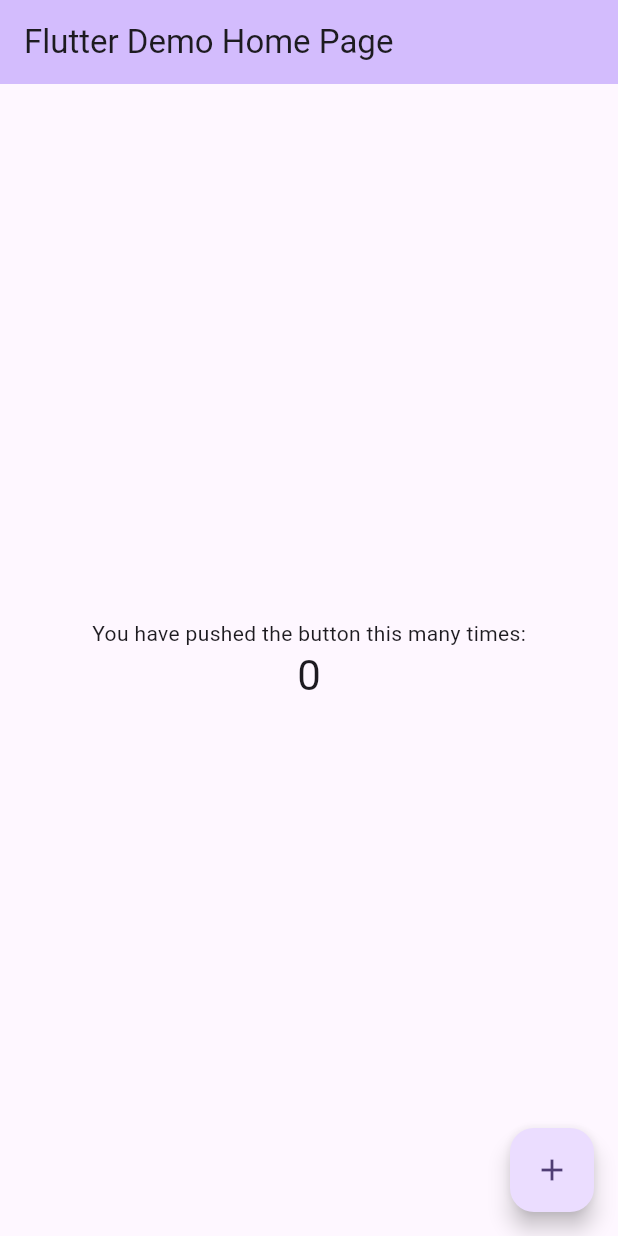
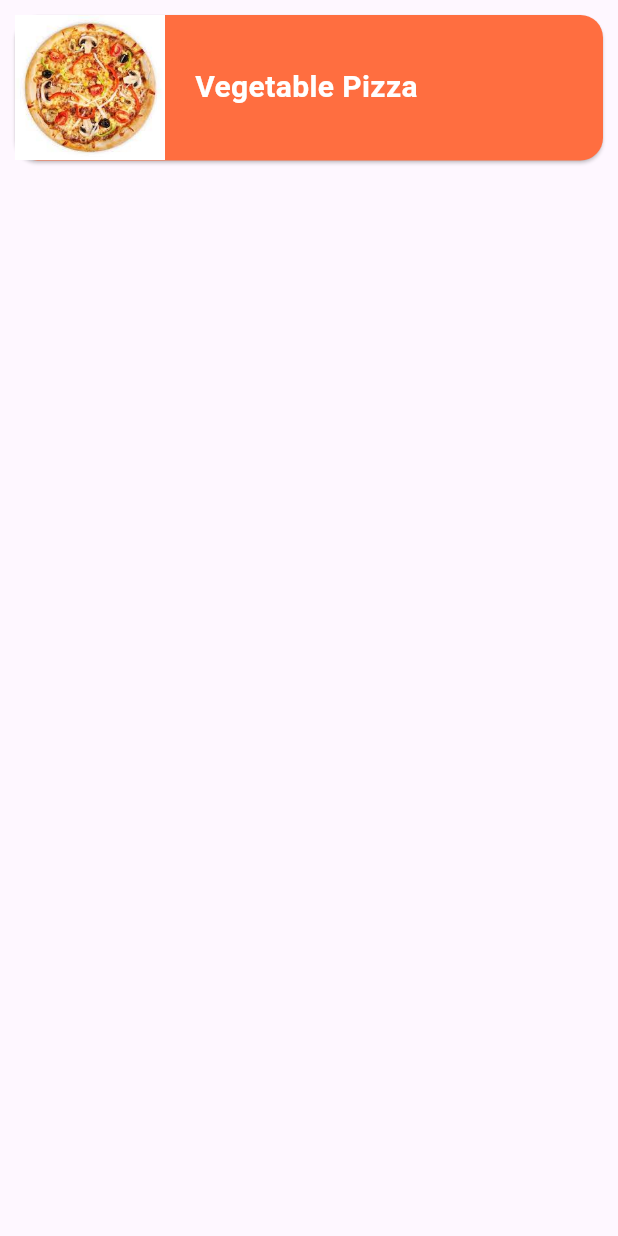
Before and after one commit to IvesJc/atc-flutter-cert, a Flutter app: the screen it shows after launch, on a phone screen of 412 x 824 dp. Run offline on Flutter 3.47's test engine with Material 3 defaults, Android fonts, the phone set to English and light mode, and no system bars.

Commit message:
feat and done lesson 5

```diff
--- a/lib/main.dart
+++ b/lib/main.dart
@@ -1,125 +1,183 @@
 import 'package:flutter/material.dart';
 
 void main() {
-  runApp(const MyApp());
+  runApp(MaterialApp(
+    home: Scaffold(
+        body: SafeArea(
+      child: Card(
+        color: Colors.deepOrangeAccent,
+        margin: EdgeInsets.all(10),
+        shape: RoundedRectangleBorder(
+          borderRadius: BorderRadius.circular(15),
+        ),
+        child: Row(children: [
+          Image.asset(
+            'images/pizza.jpg',
+            width: 100,
+          ),
+          SizedBox(width: 20,),
+          Text('Vegetable Pizza',style: TextStyle(fontSize: 20, fontWeight:
+          FontWeight.bold, color: Colors.white),)
+        ]),
+      ),
+      // child: Container(
+      //   child: Column(
+      //     children: [
+      //       Image(
+      //         width: 50,
+      //         height: 50,
+      //         image: AssetImage('images/flutter-icon.jpg'),
+      //       ),
+      //       Image(
+      //         image: NetworkImage(
+      //             'https://androidatc.com/template/style/img/Android-ATC-Logo.jpg'),
+      //       ),
+      //       Container(
+      //         transform: Matrix4.rotationZ(0.1),
+      //         decoration: BoxDecoration(
+      //             color: Colors.green, shape: BoxShape.circle),
+      //         padding: EdgeInsets.all(10),
+      //         margin: EdgeInsets.only(left: 30),
+      //         height: 70,
+      //         width: 200,
+      //         // color: Colors.grey,
+      //         child: Text('Welcome to Android ATC'),
+      //       ),
+      //       Text('Data 1'),
+      //       Text('Data 2'),
+      //       Container(
+      //         child: Text('Data 3'),
+      //         color: Colors.grey,
+      //         margin: EdgeInsets.only(left: 20),
+      //         height: 50,
+      //         width: 70,
+      //       ),
+      //       Container(
+      //         child: Text('Data 4'),
+      //         color: Colors.amber,
+      //         margin: EdgeInsets.only(left: 20),
+      //         height: 50,
+      //         width: 70,
+      //       ),
+      //       Container(
+      //         child: Icon(
+      //           Icons.shopping_cart,
+      //           size: 50,
+      //           color: Colors.green,
+      //         ),
+      //       ),
+      //       Container(
+      //         padding: EdgeInsets.fromLTRB(10, 10, 10, 10),
+      //         child: Row(
+      //           children: [
+      //             Text(
+      //               'Hellow',
+      //               style: TextStyle(fontSize: 20),
+      //             ),
+      //             Icon(Icons.settings_input_antenna)
+      //           ],
+      //         ),
+      //       ),
+      //       Padding(
+      //         padding: EdgeInsets.all(8),
+      //         child: Column(
+      //           children: [
+      //             Row(
+      //               children: [
+      //                 Container(
+      //                   child: Text(
+      //                     'Welcome to Android ATC',
+      //                     style: TextStyle(fontSize: 20),
+      //                   ),
+      //                 )
+      //               ],
+      //             )
+      //           ],
+      //         ),
+      //       ),
+      //       Row(
+      //         children: [
+      //           Text(
+      //             'ABC',
+      //             style: TextStyle(fontSize: 20),
+      //           ),
+      //           SizedBox(
+      //             width: 40,
+      //           ),
+      //           Text(
+      //             'XYZ',
+      //             style: TextStyle(fontSize: 20),
+      //           ),
+      //         ],
+      //       ),
+      //       Row(
+      //         mainAxisAlignment: MainAxisAlignment.spaceBetween,
+      //         children: [
+      //           Icon(Icons.settings),
+      //           Icon(Icons.settings),
+      //           Icon(Icons.settings),
+      //           Icon(Icons.settings),
+      //           Icon(Icons.settings),
+      //         ],
+      //       ),
+      //       Row(
+      //         mainAxisAlignment: MainAxisAlignment.spaceEvenly,
+      //         children: [
+      //           Icon(Icons.settings),
+      //           Icon(Icons.settings),
+      //           Icon(Icons.settings),
+      //           Icon(Icons.settings),
+      //           Icon(Icons.settings),
+      //         ],
+      //       ),
+      //       Row(
+      //         mainAxisAlignment: MainAxisAlignment.spaceAround,
+      //         children: [
+      //           Icon(Icons.settings),
+      //           Icon(Icons.settings),
+      //           Icon(Icons.settings),
+      //           Icon(Icons.settings),
+      //           Icon(Icons.settings),
+      //         ],
+      //       ),
+      //       Row(
+      //         mainAxisAlignment: MainAxisAlignment.start,
+      //         children: [
+      //           Icon(Icons.settings),
+      //           Icon(Icons.settings),
+      //           Icon(Icons.settings),
+      //           Icon(Icons.settings),
+      //           Icon(Icons.settings),
+      //         ],
+      //       ),
+      //       Row(
+      //         mainAxisAlignment: MainAxisAlignment.end,
+      //         children: [
+      //           Icon(Icons.settings),
+      //           Icon(Icons.settings),
+      //           Icon(Icons.settings),
+      //           Icon(Icons.settings),
+      //           Icon(Icons.settings),
+      //         ],
+      //       ),
+      //     ],
+      //   ),
+      // ),
+      // child:
+    )),
+  ));
 }
 
-class MyApp extends StatelessWidget {
+class MyApp extends StatefulWidget {
   const MyApp({super.key});
 
-  // This widget is the root of your application.
+  @override
+  State<MyApp> createState() => _MyAppState();
+}
+
+class _MyAppState extends State<MyApp> {
   @override
   Widget build(BuildContext context) {
-    return MaterialApp(
-      title: 'Flutter Demo',
-      theme: ThemeData(
-        // This is the theme of your application.
-        //
-        // TRY THIS: Try running your application with "flutter run". You'll see
-        // the application has a purple toolbar. Then, without quitting the app,
-        // try changing the seedColor in the colorScheme below to Colors.green
-        // and then invoke "hot reload" (save your changes or press the "hot
-        // reload" button in a Flutter-supported IDE, or press "r" if you used
-        // the command line to start the app).
-        //
-        // Notice that the counter didn't reset back to zero; the application
-        // state is not lost during the reload. To reset the state, use hot
-        // restart instead.
-        //
-        // This works for code too, not just values: Most code changes can be
-        // tested with just a hot reload.
-        colorScheme: ColorScheme.fromSeed(seedColor: Colors.deepPurple),
-        useMaterial3: true,
-      ),
-      home: const MyHomePage(title: 'Flutter Demo Home Page'),
-    );
+    return Container();
   }
 }
-
-class MyHomePage extends StatefulWidget {
-  const MyHomePage({super.key, required this.title});
-
-  // This widget is the home page of your application. It is stateful, meaning
-  // that it has a State object (defined below) that contains fields that affect
-  // how it looks.
-
-  // This class is the configuration for the state. It holds the values (in this
-  // case the title) provided by the parent (in this case the App widget) and
-  // used by the build method of the State. Fields in a Widget subclass are
-  // always marked "final".
-
-  final String title;
-
-  @override
-  State<MyHomePage> createState() => _MyHomePageState();
-}
-
-class _MyHomePageState extends State<MyHomePage> {
-  int _counter = 0;
-
-  void _incrementCounter() {
-    setState(() {
-      // This call to setState tells the Flutter framework that something has
-      // changed in this State, which causes it to rerun the build method below
-      // so that the display can reflect the updated values. If we changed
-      // _counter without calling setState(), then the build method would not be
-      // called again, and so nothing would appear to happen.
-      _counter++;
-    });
-  }
-
-  @override
-  Widget build(BuildContext context) {
-    // This method is rerun every time setState is called, for instance as done
-    // by the _incrementCounter method above.
-    //
-    // The Flutter framework has been optimized to make rerunning build methods
-    // fast, so that you can just rebuild anything that needs updating rather
-    // than having to individually change instances of widgets.
-    return Scaffold(
-      appBar: AppBar(
-        // TRY THIS: Try changing the color here to a specific color (to
-        // Colors.amber, perhaps?) and trigger a hot reload to see the AppBar
-        // change color while the other colors stay the same.
-        backgroundColor: Theme.of(context).colorScheme.inversePrimary,
-        // Here we take the value from the MyHomePage object that was created by
-        // the App.build method, and use it to set our appbar title.
-        title: Text(widget.title),
-      ),
-      body: Center(
-        // Center is a layout widget. It takes a single child and positions it
-        // in the middle of the parent.
-        child: Column(
-          // Column is also a layout widget. It takes a list of children and
-          // arranges them vertically. By default, it sizes itself to fit its
-          // children horizontally, and tries to be as tall as its parent.
-          //
-          // Column has various properties to control how it sizes itself and
-          // how it positions its children. Here we use mainAxisAlignment to
-          // center the children vertically; the main axis here is the vertical
-          // axis because Columns are vertical (the cross axis would be
-          // horizontal).
-          //
-          // TRY THIS: Invoke "debug painting" (choose the "Toggle Debug Paint"
-          // action in the IDE, or press "p" in the console), to see the
-          // wireframe for each widget.
-          mainAxisAlignment: MainAxisAlignment.center,
-          children: <Widget>[
-            const Text(
-              'You have pushed the button this many times:',
-            ),
-            Text(
-              '$_counter',
-              style: Theme.of(context).textTheme.headlineMedium,
-            ),
-          ],
-        ),
-      ),
-      floatingActionButton: FloatingActionButton(
-        onPressed: _incrementCounter,
-        tooltip: 'Increment',
-        child: const Icon(Icons.add),
-      ), // This trailing comma makes auto-formatting nicer for build methods.
-    );
-  }
-}
--- a/pubspec.yaml
+++ b/pubspec.yaml
@@ -62,7 +62,8 @@ flutter:
   # assets:
   #   - images/a_dot_burr.jpeg
   #   - images/a_dot_ham.jpeg
-
+  assets:
+    - images/
   # An image asset can refer to one or more resolution-specific "variants", see
   # https://flutter.dev/assets-and-images/#resolution-aware
 
```
Also changed, not shown: images/flutter-icon.jpg (added), images/pizza.jpg (added), 32 other files.
